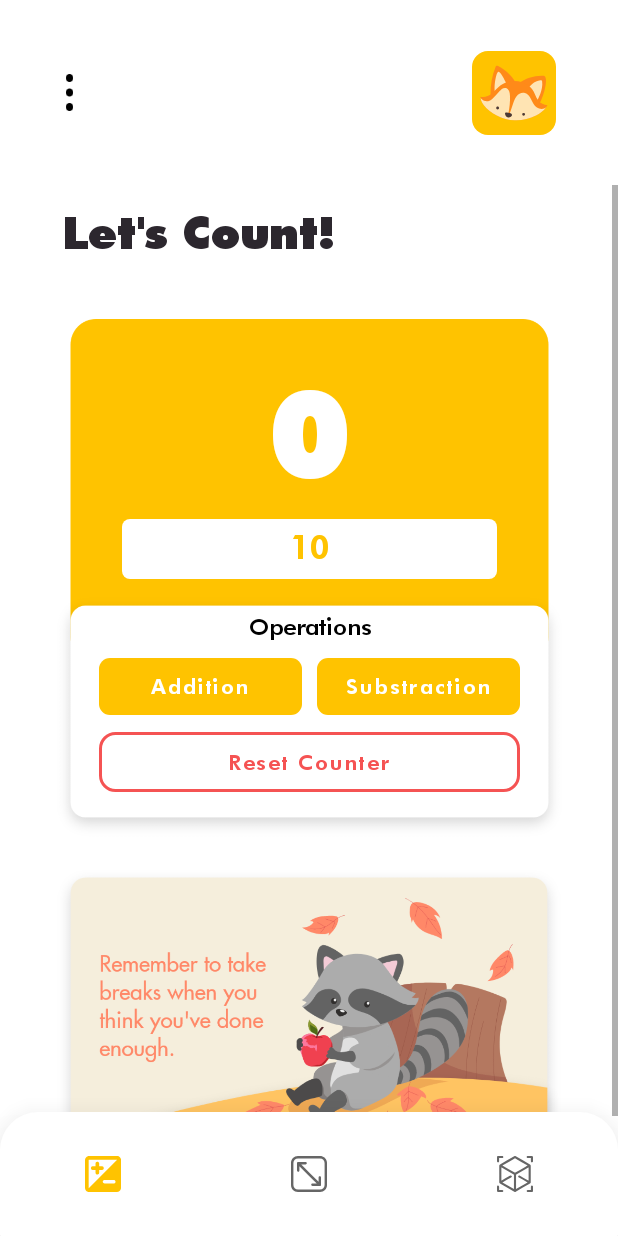
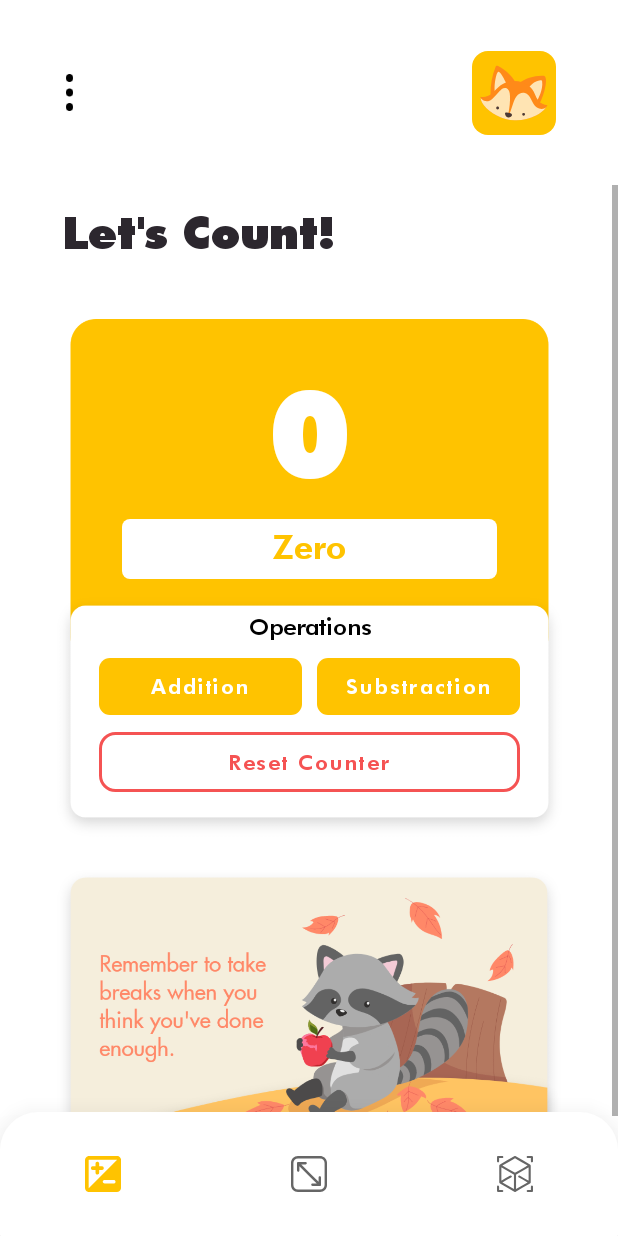
Before and after one commit to Scleepy/LnTFinalProject_Mobile-A_Daniel-Yohanes, an Android app: the counter screen opened directly, with no data from a screen before it, after a tap on "Substraction", on a phone screen of 412 x 824 dp. Run offline under Robolectric (Android 15) with nearby library versions, the phone set to English and light mode, and no system bars; 1 statement that could not run was skipped; 1 other tap on this screen came first.

Commit message:
added sharedpreferences for counter + bug fixes

```diff
--- a/app/src/main/java/com/daniel/courseapplication/fragments/counter.java
+++ b/app/src/main/java/com/daniel/courseapplication/fragments/counter.java
@@ -41,7 +41,13 @@ public class counter extends Fragment {
 
         String progressCounter = sPUser.getString("PROGRESSCOUNTER", "");
 
+        SharedPreferences.Editor editor = sPUser.edit();
+
+        String words[] = {"Zero", "One", "Two", "Three", "Four", "Five", "Six", "Seven", "Eight", "Nine", "Ten", "Eleven", "Twelve", "Thirteen", "Fourteen", "Fifteen", "Sixteen", "Seventeen", "Eighteen", "Nineteen", "Twenty", "Twenty-one", "Twenty-two", "Twenty-three", "Twenty-four", "Twenty-five", "Twenty-six", "Twenty-seven", "Twenty-eight", "Twenty-nine", "Thirty", "Thirty-one", "Thirty-two", "Thirty-three", "Thirty-four", "Thirty-five", "Thirty-six", "Thirty-seven", "Thirty-eight", "Thirty-nine", "Forty", "Forty-one", "Forty-two", "Forty-three", "Forty-four", "Forty-five", "Forty-six", "Forty-seven", "Forty-eight", "Forty-nine", "Fifty", "Fifty-one", "Fifty-two", "Fifty-three", "Fifty-four", "Fifty-five", "Fifty-six", "Fifty-seven", "Fifty-eight", "Fifty-nine", "Sixty", "Sixty-one", "Sixty-two", "Sixty-three", "Sixty-four", "Sixty-five", "Sixty-six", "Sixty-seven", "Sixty-eight", "Sixty-nine", "Seventy", "Seventy-one", "Seventy-two", "Seventy-three", "Seventy-four", "Seventy-five", "Seventy-six", "Seventy-seven", "Seventy-eight", "Seventy-nine", "Eighty", "Eighty-one", "Eighty-two", "Eighty-three", "Eighty-four", "Eighty-five", "Eighty-six", "Eighty-seven", "Eighty-eight", "Eighty-nine", "Ninety", "Ninety-one", "Ninety-two", "Ninety-three", "Ninety-four", "Ninety-five", "Ninety-six", "Ninety-seven", "Ninety-eight", "Ninety-nine", "One hundred"};
+
         counterText.setText(progressCounter);
+
+        counterTextName.setText(words[Integer.parseInt(counterText.getText().toString())]);
 
         btnAdd = view.findViewById(R.id.btnAddition);
         btnMin = view.findViewById(R.id.btnSubstraction);
@@ -52,7 +58,17 @@ public class counter extends Fragment {
             public void onClick(View view) {
                 int counterIndex = Integer.parseInt(counterText.getText().toString());
                 counterIndex++;
+
                 counterText.setText(Integer.toString(counterIndex));
+
+                if(counterIndex > 100){
+                    counterTextName.setText("Keep it going!");
+                } else {
+                    counterTextName.setText(words[counterIndex]);
+                }
+
+                editor.putString("PROGRESSCOUNTER", Integer.toString(counterIndex));
+                editor.apply();
             }
         });
 
@@ -65,6 +81,15 @@ public class counter extends Fragment {
                     counterIndex--;
                     counterText.setText(Integer.toString(counterIndex));
                 }
+
+                if(counterIndex > 100){
+                    counterTextName.setText("Keep it going!");
+                } else {
+                    counterTextName.setText(words[counterIndex]);
+                }
+
+                editor.putString("PROGRESSCOUNTER", Integer.toString(counterIndex));
+                editor.apply();
             }
         });
 
@@ -72,6 +97,10 @@ public class counter extends Fragment {
             @Override
             public void onClick(View view) {
                 counterText.setText("0");
+                counterTextName.setText("Zero");
+
+                editor.putString("PROGRESSCOUNTER", "0");
+                editor.apply();
             }
         });
 
--- a/app/src/main/res/layout/fragment_counter.xml
+++ b/app/src/main/res/layout/fragment_counter.xml
@@ -86,7 +86,7 @@
                 android:id="@+id/textNumberCounter"
                 android:layout_width="wrap_content"
                 android:layout_height="wrap_content"
-                android:text="10"
+                android:text="Keep it going!"
                 android:layout_marginTop="5dp"
                 android:textColor="#FFC300"
                 android:fontFamily="@font/futura_heavy"
```
